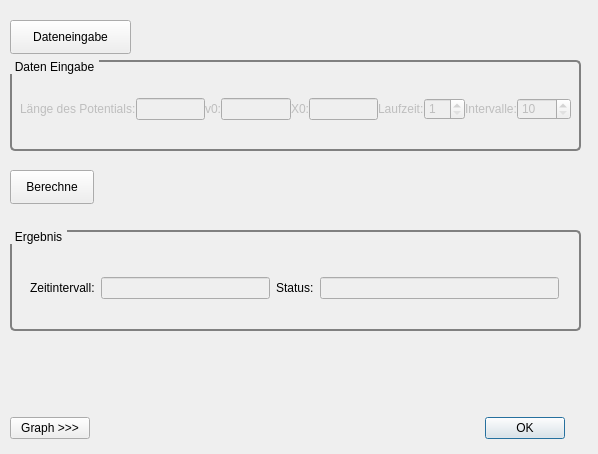
Above: dialog1_dim_Box.ui from kl-henry/Physik before the change. Below: the same form after it.
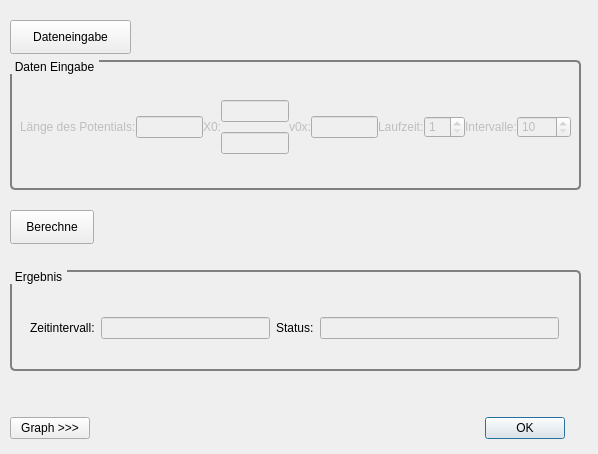
That is the form after the change.

Commit message: Dialog Minigolf initial;

What changed in the file:
```diff
--- a/dialog1_dim_Box.ui
+++ b/dialog1_dim_Box.ui
@@ -17,7 +17,7 @@
    <property name="geometry">
     <rect>
      <x>10</x>
-     <y>170</y>
+     <y>210</y>
      <width>84</width>
      <height>34</height>
     </rect>
@@ -96,7 +96,7 @@
      <x>10</x>
      <y>60</y>
      <width>571</width>
-     <height>91</height>
+     <height>130</height>
     </rect>
    </property>
    <property name="styleSheet">
@@ -126,7 +126,7 @@
       <x>10</x>
       <y>30</y>
       <width>551</width>
-      <height>38</height>
+      <height>74</height>
      </rect>
     </property>
     <layout class="QHBoxLayout" name="hlySchieferWurf">
@@ -159,26 +159,6 @@
        </property>
       </widget>
      </item>
-     <item>
-      <widget class="QLabel" name="lbV0">
-       <property name="toolTip">
-        <string>&lt;html&gt;&lt;head/&gt;&lt;body&gt;&lt;p&gt;Anfangsgeschwingikeit [m/s]&lt;/p&gt;&lt;/body&gt;&lt;/html&gt;</string>
-       </property>
-       <property name="text">
-        <string>v0:</string>
-       </property>
-      </widget>
-     </item>
-     <item>
-      <widget class="QLineEdit" name="leV0Input">
-       <property name="enabled">
-        <bool>false</bool>
-       </property>
-       <property name="toolTip">
-        <string>&lt;html&gt;&lt;head/&gt;&lt;body&gt;&lt;p&gt;Anfangsgeschwingikeit [m/s]&lt;/p&gt;&lt;/body&gt;&lt;/html&gt;</string>
-       </property>
-      </widget>
-     </item>
      <item>
       <widget class="QLabel" name="lbX0">
        <property name="text">
@@ -187,7 +167,35 @@
       </widget>
      </item>
      <item>
-      <widget class="QLineEdit" name="leX0Input">
+      <layout class="QVBoxLayout" name="verticalLayout">
+       <item>
+        <widget class="QLineEdit" name="leX0Input">
+         <property name="enabled">
+          <bool>false</bool>
+         </property>
+        </widget>
+       </item>
+       <item>
+        <widget class="QLineEdit" name="leX0Input_2">
+         <property name="enabled">
+          <bool>false</bool>
+         </property>
+        </widget>
+       </item>
+      </layout>
+     </item>
+     <item>
+      <widget class="QLabel" name="lbV0x">
+       <property name="toolTip">
+        <string>&lt;html&gt;&lt;head/&gt;&lt;body&gt;&lt;p&gt;Anfangsgeschwingikeit [m/s]&lt;/p&gt;&lt;/body&gt;&lt;/html&gt;</string>
+       </property>
+       <property name="text">
+        <string>v0x:</string>
+       </property>
+      </widget>
+     </item>
+     <item>
+      <widget class="QLineEdit" name="leV0xInput">
        <property name="enabled">
         <bool>false</bool>
        </property>
@@ -286,7 +294,7 @@
    <property name="geometry">
     <rect>
      <x>10</x>
-     <y>230</y>
+     <y>270</y>
      <width>571</width>
      <height>101</height>
     </rect>
```
Left out of the diff: 5 changed lines with no effect on the pictures. The commit also changes 2 other files.
